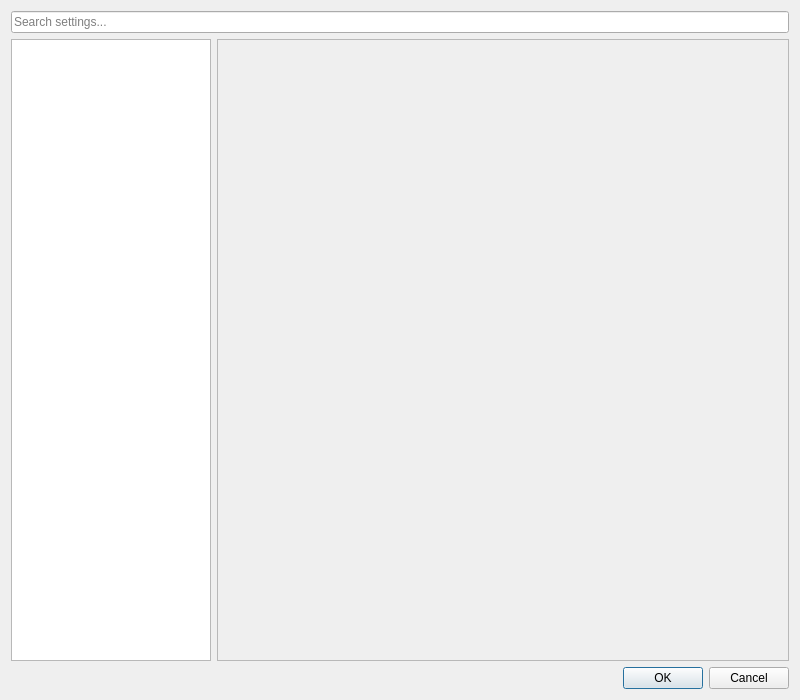
Qt form src/preferences/configdialog.ui (nschimme/MMapper) before a commit.
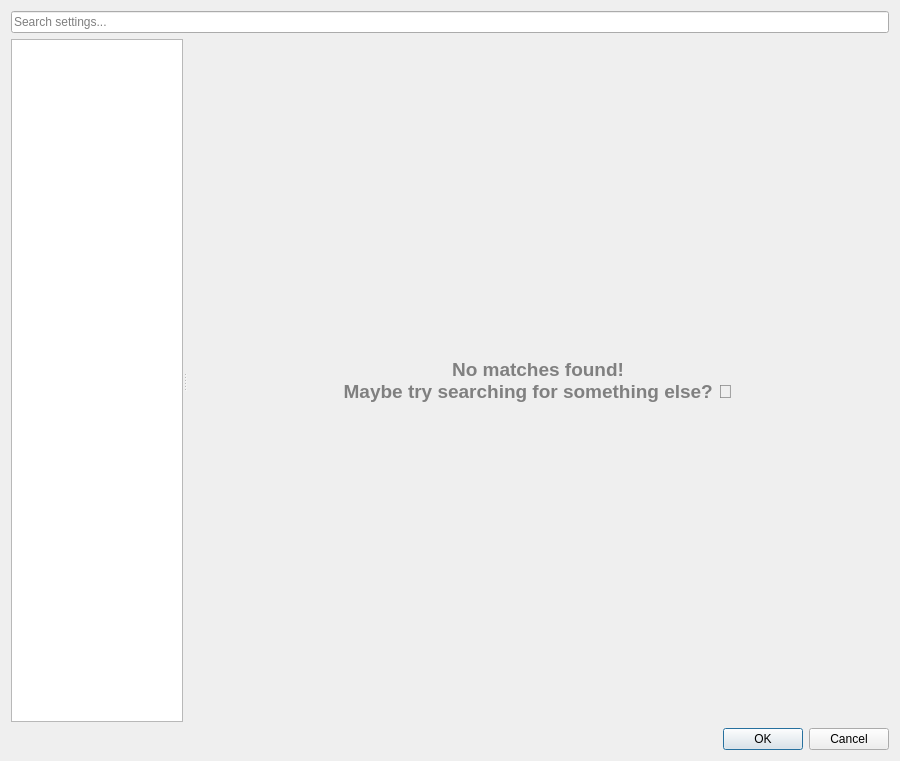
The same form after that commit. The open tabs and pages were chosen to show the change.

Patch:
```diff
--- a/src/preferences/configdialog.ui
+++ b/src/preferences/configdialog.ui
@@ -6,8 +6,8 @@
    <rect>
     <x>0</x>
     <y>0</y>
-    <width>800</width>
-    <height>700</height>
+    <width>900</width>
+    <height>761</height>
    </rect>
   </property>
   <layout class="QVBoxLayout" name="mainLayout">
@@ -26,25 +26,41 @@
     </layout>
    </item>
    <item>
-    <layout class="QHBoxLayout" name="contentLayout">
-     <item>
-      <widget class="QListWidget" name="contentsWidget">
-       <property name="minimumSize">
-        <size>
-         <width>150</width>
-         <height>0</height>
-        </size>
-       </property>
-       <property name="maximumSize">
-        <size>
-         <width>200</width>
-         <height>16777215</height>
-        </size>
-       </property>
-      </widget>
-     </item>
-     <item>
+    <widget class="QSplitter" name="mainSplitter">
+     <property name="sizePolicy">
+      <sizepolicy hsizetype="Expanding" vsizetype="MinimumExpanding">
+       <horstretch>0</horstretch>
+       <verstretch>0</verstretch>
+      </sizepolicy>
+     </property>
+     <property name="orientation">
+      <enum>Qt::Orientation::Horizontal</enum>
+     </property>
+     <widget class="QListWidget" name="contentsWidget">
+      <property name="sizePolicy">
+       <sizepolicy hsizetype="Minimum" vsizetype="Minimum">
+        <horstretch>0</horstretch>
+        <verstretch>0</verstretch>
+       </sizepolicy>
+      </property>
+      <property name="sizeAdjustPolicy">
+       <enum>QAbstractScrollArea::SizeAdjustPolicy::AdjustToContents</enum>
+      </property>
+     </widget>
+     <widget class="QStackedWidget" name="rightStack">
+      <property name="currentIndex">
+       <number>0</number>
+      </property>
       <widget class="QScrollArea" name="pagesScrollArea">
+       <property name="sizePolicy">
+        <sizepolicy hsizetype="MinimumExpanding" vsizetype="Expanding">
+         <horstretch>0</horstretch>
+         <verstretch>0</verstretch>
+        </sizepolicy>
+       </property>
+       <property name="horizontalScrollBarPolicy">
+        <enum>Qt::ScrollBarPolicy::ScrollBarAsNeeded</enum>
+       </property>
        <property name="widgetResizable">
         <bool>true</bool>
        </property>
@@ -56,8 +72,65 @@
         </layout>
        </widget>
       </widget>
-     </item>
-    </layout>
+      <widget class="QListWidget" name="searchResultsList"/>
+      <widget class="QWidget" name="noResultsPage">
+       <property name="sizePolicy">
+        <sizepolicy hsizetype="MinimumExpanding" vsizetype="MinimumExpanding">
+         <horstretch>0</horstretch>
+         <verstretch>0</verstretch>
+        </sizepolicy>
+       </property>
+       <layout class="QVBoxLayout" name="noResultsLayout">
+        <item>
+         <spacer name="verticalSpacer_3">
+          <property name="orientation">
+           <enum>Qt::Orientation::Vertical</enum>
+          </property>
+          <property name="sizeHint" stdset="0">
+           <size>
+            <width>20</width>
+            <height>40</height>
+           </size>
+          </property>
+         </spacer>
+        </item>
+        <item>
+         <widget class="QLabel" name="noResultsLabel">
+          <property name="styleSheet">
+           <string notr="true">font-size: 14pt; color: gray; font-weight: bold;</string>
+          </property>
+          <property name="text">
+           <string>No matches found!
+Maybe try searching for something else? 🔎</string>
+          </property>
+          <property name="alignment">
+           <set>Qt::AlignmentFlag::AlignCenter</set>
+          </property>
+          <property name="wordWrap">
+           <bool>true</bool>
+          </property>
+          <property name="margin">
+           <number>20</number>
+          </property>
+         </widget>
+        </item>
+        <item>
+         <spacer name="verticalSpacer_4">
+          <property name="orientation">
+           <enum>Qt::Orientation::Vertical</enum>
+          </property>
+          <property name="sizeHint" stdset="0">
+           <size>
+            <width>20</width>
+            <height>40</height>
+           </size>
+          </property>
+         </spacer>
+        </item>
+       </layout>
+      </widget>
+     </widget>
+    </widget>
    </item>
    <item>
     <widget class="QDialogButtonBox" name="buttonBox">
```
Left out of the diff: 2 changed lines with no effect on the pictures.
